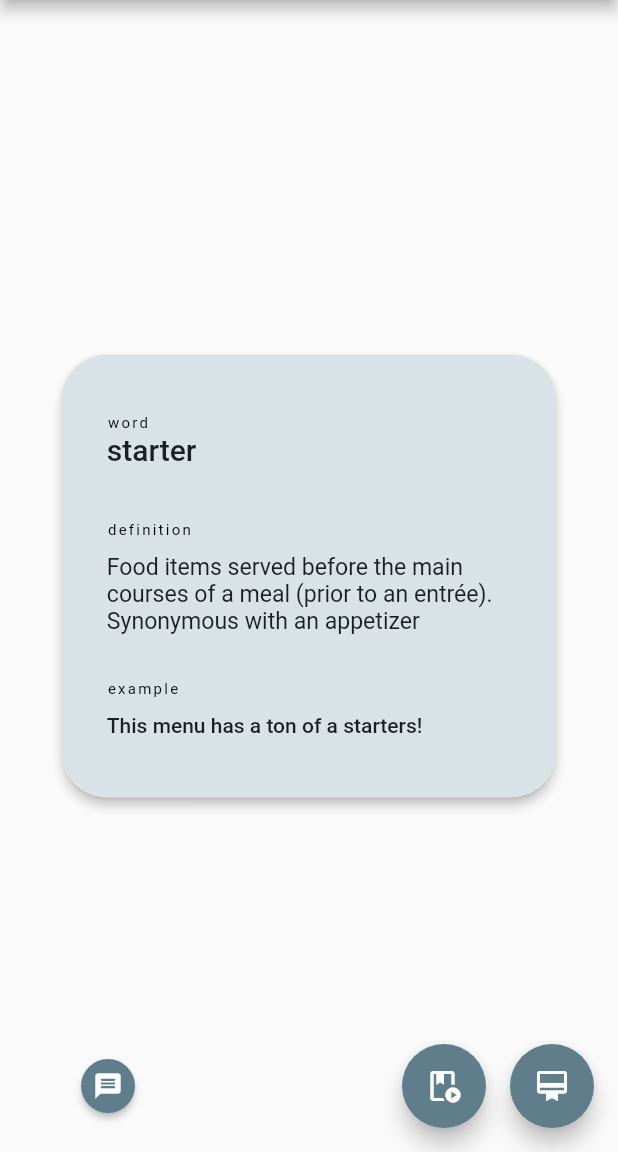
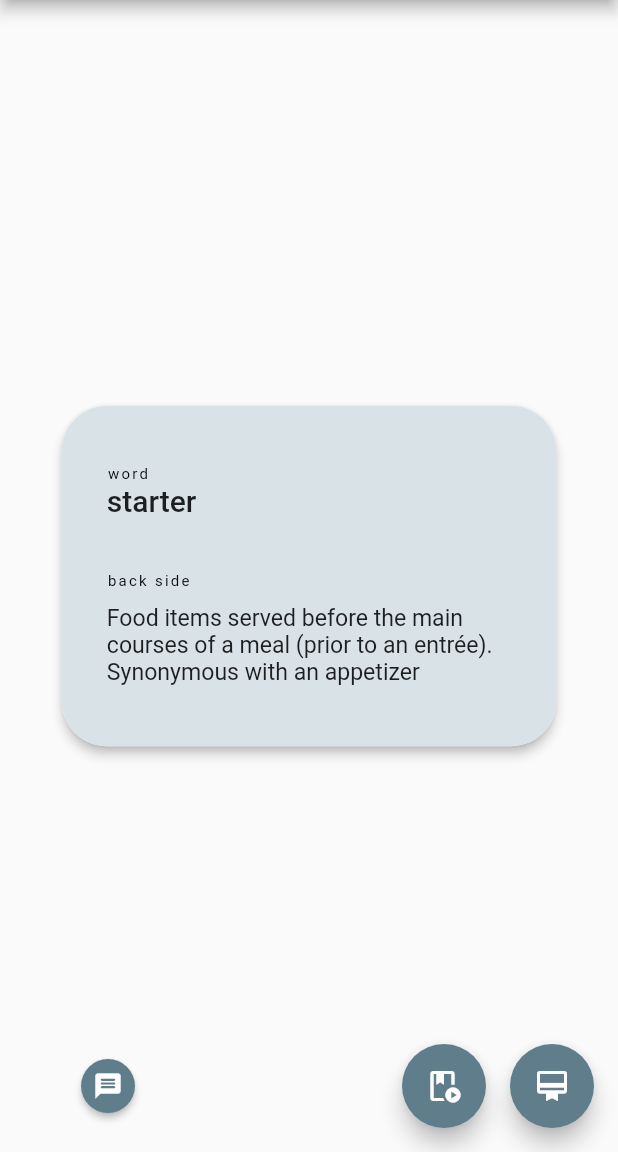
Before and after one commit to sami-bre/Wordling, a Flutter app: the screen it shows after launch, after a tap on the "message" icon, on a phone screen of 412 x 824 dp, the part 84-1236 px from its top. Run offline on Flutter 3.47's test engine with Material 2 defaults, Android fonts, the phone set to English and light mode, and no system bars; our stand-ins replace flip_card, get, shared_preferences, sqflite; accounts and stored records are empty.

Commit message:
removed the 'example' property from the defintitions and refractored the whole code to reflect that. now, neither the cards nor the definitions nor the structure in the database has the 'example' property

```diff
--- a/lib/models/definition.dart
+++ b/lib/models/definition.dart
@@ -2,9 +2,8 @@ enum Origin { created, downloaded }
 
 class Definition {
   int id;
-  String word;
-  String definition;
-  String example;
+  String front;
+  String back;
   Origin origin;
   int? n;
   double? eFactor;
@@ -13,9 +12,8 @@ class Definition {
 
   Definition({
     required this.id,
-    required this.word,
-    required this.definition,
-    required this.example,
+    required this.front,
+    required this.back,
     required this.origin,
     this.n,
     this.eFactor,
@@ -25,9 +23,8 @@ class Definition {
 
   Definition.fromMap(Map<String, dynamic> map)
       : id = map['id'],
-        word = map['word'],
-        definition = map['definition'],
-        example = map['example'],
+        front = map['word'],
+        back = map['definition'],
         origin =
             (map['origin'] == 'created') ? Origin.created : Origin.downloaded,
         n = map['n'],
@@ -38,9 +35,8 @@ class Definition {
   Map<String, dynamic> toMap() {
     return {
       'id': id,
-      'word': word,
-      'definition': definition,
-      'example': example,
+      'word': front,
+      'definition': back,
       'origin': origin.name,
       'n': n,
       'eFactor': eFactor,
--- a/lib/ui/add_definition_dialogue.dart
+++ b/lib/ui/add_definition_dialogue.dart
@@ -3,9 +3,8 @@ import 'package:wordling/models/definition.dart';
 import 'package:wordling/util/dbhelper.dart';
 
 class AddDefinitionDialog {
-  TextEditingController txtWord = TextEditingController();
-  TextEditingController txtDefinition = TextEditingController();
-  TextEditingController txtExample = TextEditingController();
+  TextEditingController txtFront = TextEditingController();
+  TextEditingController txtBack = TextEditingController();
   DbHelper helper = DbHelper();
 
   AlertDialog showDialog(
@@ -14,9 +13,8 @@ class AddDefinitionDialog {
     required bool isNew,
   }) {
     if (!isNew) {
-      txtWord.text = defn.word;
-      txtDefinition.text = defn.definition;
-      txtExample.text = defn.example;
+      txtFront.text = defn.front;
+      txtBack.text = defn.back;
     } else {
       // the the next available id for the definition.
       helper.getNextCreatedDefinitionId().then((value) {
@@ -33,7 +31,7 @@ class AddDefinitionDialog {
           Padding(
             padding: const EdgeInsets.all(8),
             child: TextField(
-              controller: txtWord,
+              controller: txtFront,
               decoration: const InputDecoration(label: Text('Word')),
             ),
           ),
@@ -42,19 +40,10 @@ class AddDefinitionDialog {
             child: TextField(
               minLines: 3,
               maxLines: 6,
-              controller: txtDefinition,
+              controller: txtBack,
               decoration: const InputDecoration(label: Text('Definition')),
             ),
           ),
-          Padding(
-            padding: const EdgeInsets.all(8),
-            child: TextField(
-              minLines: 2,
-              maxLines: 4,
-              controller: txtExample,
-              decoration: const InputDecoration(label: Text('Example')),
-            ),
-          )
         ],
       ),
       actions: [
@@ -66,9 +55,8 @@ class AddDefinitionDialog {
         ),
         ElevatedButton(
           onPressed: () {
-            defn.word = txtWord.text;
-            defn.definition = txtDefinition.text;
-            defn.example = txtExample.text;
+            defn.front = txtFront.text;
+            defn.back = txtBack.text;
             helper.insertDefinition(defn);
             Navigator.pop(context, defn);
           },
--- a/lib/ui/definition_card.dart
+++ b/lib/ui/definition_card.dart
@@ -113,7 +113,7 @@ class DefinitionCardState extends State<DefinitionCard> {
                       textAlign: widget.isFront ? TextAlign.center : null,
                     ),
                     Text(
-                      widget.definition.word,
+                      widget.definition.front,
                       style: wordTextStyle,
                       textAlign: widget.isFront ? TextAlign.center : null,
                     ),
@@ -121,38 +121,20 @@ class DefinitionCardState extends State<DefinitionCard> {
                       const SizedBox(
                         height: 36.0,
                       ),
-                    if (widget.definition.definition != '' && !widget.isFront)
+                    if (widget.definition.back != '' && !widget.isFront)
                       Text(
-                        'definition',
+                        'back side',
                         style: Theme.of(context).textTheme.labelSmall,
                       ),
-                    if (widget.definition.definition != '' && !widget.isFront)
+                    if (widget.definition.back != '' && !widget.isFront)
                       const SizedBox(
                         height: 10.0,
                       ),
-                    if (widget.definition.definition != '' && !widget.isFront)
+                    if (widget.definition.back != '' && !widget.isFront)
                       Text(
-                        widget.definition.definition,
+                        widget.definition.back,
                         textScaleFactor: 1.1,
                       ),
-                    if (widget.definition.example != '' && !widget.isFront)
-                      const SizedBox(
-                        height: 30.0,
-                      ),
-                    if (widget.definition.example != '' && !widget.isFront)
-                      Text(
-                        'example',
-                        style: Theme.of(context).textTheme.labelSmall,
-                      ),
-                    if (widget.definition.example != '' && !widget.isFront)
-                      const SizedBox(
-                        height: 10.0,
-                      ),
-                    if (widget.definition.example != '' && !widget.isFront)
-                      Text(
-                        widget.definition.example,
-                        style: Theme.of(context).textTheme.bodyLarge,
-                      )
                   ],
                 ),
               )),
--- a/lib/ui/random_definition_display.dart
+++ b/lib/ui/random_definition_display.dart
@@ -17,13 +17,11 @@ class RandomDefinitionDisplayState extends State<RandomDefinitionDisplay> {
 
   void showWord() async {
     Definition starter = Definition(
-      id: 0,
-      word: 'starter',
-      definition:
-          'Food items served before the main courses of a meal (prior to an entrée). Synonymous with an appetizer',
-      example: 'This menu has a ton of a starters!',
-      origin: Origin.created
-    );
+        id: 0,
+        front: 'starter',
+        back:
+            'Food items served before the main courses of a meal (prior to an entrée). Synonymous with an appetizer',
+        origin: Origin.created);
     word = await helper.getRandomDefinition() ?? starter;
     setState(() {
       word = word;
--- a/lib/ui/saved_definitions.dart
+++ b/lib/ui/saved_definitions.dart
@@ -126,9 +126,8 @@ class _SavedDefinitionsState extends State<SavedDefinitions> {
               defn: Definition(
                   id: 0, // the id for the new defn will be set by the AddDefinitionDialog class.
                   // we can't do it here because we'll need to wait for an asynchronous gap to get the id.
-                  word: '',
-                  definition: '',
-                  example: '',
+                  front: '',
+                  back: '',
                   origin: Origin.created),
               isNew: true,
             ),
@@ -136,7 +135,7 @@ class _SavedDefinitionsState extends State<SavedDefinitions> {
             if (value != null) {
               setState(() {
                 // I'm assuming the add button won't be pressed in the very short interval
-                // where definitions is null.
+                // when definitions is null.
                 definitions!.add(value);
               });
             }
@@ -172,9 +171,9 @@ class _SavedDefinitionsState extends State<SavedDefinitions> {
               child: Padding(
                 padding: const EdgeInsets.symmetric(vertical: 8.0),
                 child: ListTile(
-                  title: Text(current.word),
+                  title: Text(current.front),
                   subtitle: Text(
-                    current.definition,
+                    current.back,
                     overflow: TextOverflow.ellipsis,
                   ),
                   leading: Icon((current.origin == Origin.created)
@@ -188,9 +187,8 @@ class _SavedDefinitionsState extends State<SavedDefinitions> {
                           context,
                           defn: Definition(
                             id: current.id,
-                            word: current.word,
-                            definition: current.definition,
-                            example: current.example,
+                            front: current.front,
+                            back: current.back,
                             origin: current.origin,
                             n: current.n,
                             eFactor: current.eFactor,
@@ -264,7 +262,7 @@ class _SavedDefinitionsState extends State<SavedDefinitions> {
         child: Row(
           mainAxisAlignment: MainAxisAlignment.spaceBetween,
           children: [
-            Text('${defn.word} deleted.'),
+            Text('${defn.front} deleted.'),
             TextButton.icon(
               onPressed: () {
                 helper
--- a/lib/util/dbhelper.dart
+++ b/lib/util/dbhelper.dart
@@ -24,7 +24,6 @@ class DbHelper {
             'id INEGER NOT NULL, '
             'word TEXT, '
             'definition TEXT, '
-            'example TEXT, '
             'origin TEXT NOT NULL, '
             'n INTEGER, '
             'eFactor REAL, '
--- a/lib/util/http_helper.dart
+++ b/lib/util/http_helper.dart
@@ -16,9 +16,8 @@ class HttpHelper {
     return raw
         .map((e) => Definition(
               id: e['defid'],
-              word: stripAngleBrackets(e['word']),
-              definition: stripAngleBrackets(e['definition']),
-              example: stripAngleBrackets(e['example']),
+              front: stripAngleBrackets(e['word']),
+              back: stripAngleBrackets(e['definition']),
               origin: Origin.downloaded,
             ))
         .toList();
--- a/lib/util/local_search_engine.dart
+++ b/lib/util/local_search_engine.dart
@@ -21,8 +21,8 @@ class LocalSearchEngine {
     int firstValue = 0;
     int secondValue = 0;
     // compering the searchTerm with the word of the definition.
-    firstValue += 10 * lcss(firstDefn.word, searchTerm);
-    secondValue += 10 * lcss(secondDefn.word, searchTerm);
+    firstValue += 10 * lcss(firstDefn.front, searchTerm);
+    secondValue += 10 * lcss(secondDefn.front, searchTerm);
     // finally return the comparison result
     return secondValue.compareTo(firstValue);
   }
```
